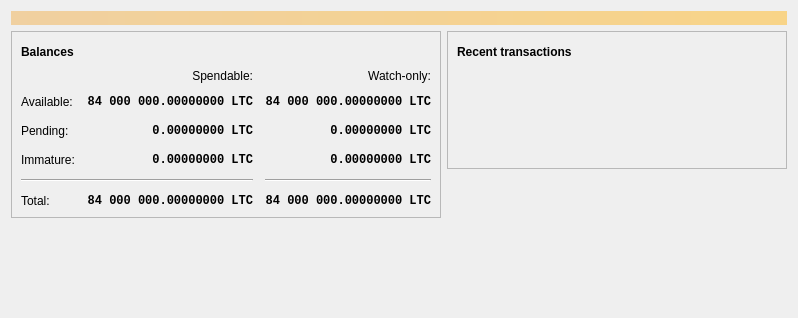
Old version of the form src/qt/forms/overviewpage.ui in the repository ChePayHQ/ChePayHQ.
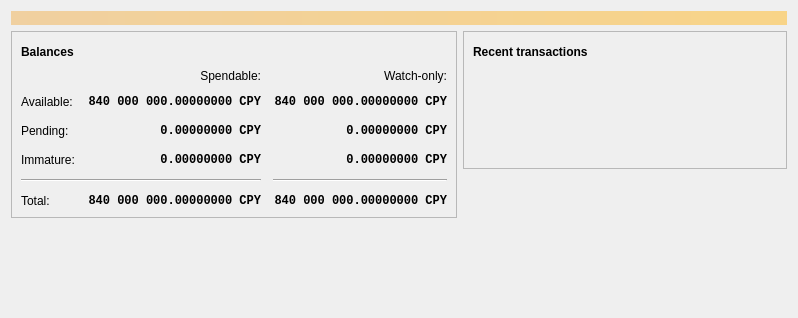
New version of the form. Icons and pictures are not drawn. Custom widgets are drawn as their Qt base class.

```diff
--- a/src/qt/forms/overviewpage.ui
+++ b/src/qt/forms/overviewpage.ui
@@ -130,7 +130,7 @@
                <string>Unconfirmed transactions to watch-only addresses</string>
               </property>
               <property name="text">
-               <string notr="true">0.00000000 LTC</string>
+               <string notr="true">0.00000000 CPY</string>
               </property>
               <property name="alignment">
                <set>Qt::AlignRight|Qt::AlignTrailing|Qt::AlignVCenter</set>
@@ -156,7 +156,7 @@
                <string>Total of transactions that have yet to be confirmed, and do not yet count toward the spendable balance</string>
               </property>
               <property name="text">
-               <string notr="true">0.00000000 LTC</string>
+               <string notr="true">0.00000000 CPY</string>
               </property>
               <property name="alignment">
                <set>Qt::AlignRight|Qt::AlignTrailing|Qt::AlignVCenter</set>
@@ -182,7 +182,7 @@
                <string>Mined balance in watch-only addresses that has not yet matured</string>
               </property>
               <property name="text">
-               <string notr="true">0.00000000 LTC</string>
+               <string notr="true">0.00000000 CPY</string>
               </property>
               <property name="alignment">
                <set>Qt::AlignRight|Qt::AlignTrailing|Qt::AlignVCenter</set>
@@ -241,7 +241,7 @@
                <string>Mined balance that has not yet matured</string>
               </property>
               <property name="text">
-               <string notr="true">0.00000000 LTC</string>
+               <string notr="true">0.00000000 CPY</string>
               </property>
               <property name="alignment">
                <set>Qt::AlignRight|Qt::AlignTrailing|Qt::AlignVCenter</set>
@@ -287,7 +287,7 @@
                <string>Your current total balance</string>
               </property>
               <property name="text">
-               <string notr="true">84 000 000.00000000 LTC</string>
+               <string notr="true">840 000 000.00000000 CPY</string>
               </property>
               <property name="alignment">
                <set>Qt::AlignRight|Qt::AlignTrailing|Qt::AlignVCenter</set>
@@ -313,7 +313,7 @@
                <string>Current total balance in watch-only addresses</string>
               </property>
               <property name="text">
-               <string notr="true">84 000 000.00000000 LTC</string>
+               <string notr="true">840 000 000.00000000 CPY</string>
               </property>
               <property name="alignment">
                <set>Qt::AlignRight|Qt::AlignTrailing|Qt::AlignVCenter</set>
@@ -356,7 +356,7 @@
                <string>Your current spendable balance</string>
               </property>
               <property name="text">
-               <string notr="true">84 000 000.00000000 LTC</string>
+               <string notr="true">840 000 000.00000000 CPY</string>
               </property>
               <property name="alignment">
                <set>Qt::AlignRight|Qt::AlignTrailing|Qt::AlignVCenter</set>
@@ -382,7 +382,7 @@
                <string>Your current balance in watch-only addresses</string>
               </property>
               <property name="text">
-               <string notr="true">84 000 000.00000000 LTC</string>
+               <string notr="true">840 000 000.00000000 CPY</string>
               </property>
               <property name="alignment">
                <set>Qt::AlignRight|Qt::AlignTrailing|Qt::AlignVCenter</set>
```
Left out of the diff: 4 changed lines with no effect on the pictures.
